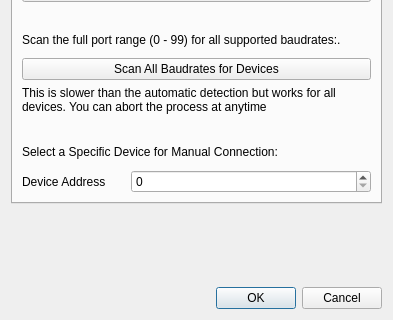
KAYA-Instruments/SDI-Control-Point, file dct_widgets/connectdialog/connectdialog.ui: the form before one commit; both pictures show x 0 to 393 and y 236 to 556 of the 393 by 556 pixel window.
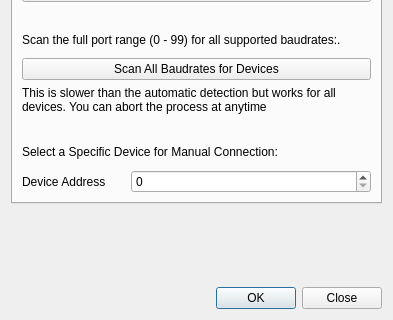
The form after the commit. Icons and pictures are not drawn.

Commit message:
Improved the close behaviour of the connect dialog
- The connect dialog will now check if the user has made changes to
  the com port settings, if so closing the dialog is only possible after
  reverting the settings (which can be done automatically)
- If the user has tried to connect with another device and failed in doing
  so, closing the dialog will also close the GUI (since no device is
  connected). The user is informed about this with a message and can
  decide to stay in the connect dialog and connect with a new device

```diff
--- a/dct_widgets/connectdialog/connectdialog.ui
+++ b/dct_widgets/connectdialog/connectdialog.ui
@@ -574,7 +574,7 @@
       <enum>Qt::Horizontal</enum>
      </property>
      <property name="standardButtons">
-      <set>QDialogButtonBox::Cancel|QDialogButtonBox::Ok</set>
+      <set>QDialogButtonBox::Close|QDialogButtonBox::Ok</set>
      </property>
     </widget>
    </item>
```
The commit also changes 2 other files.
